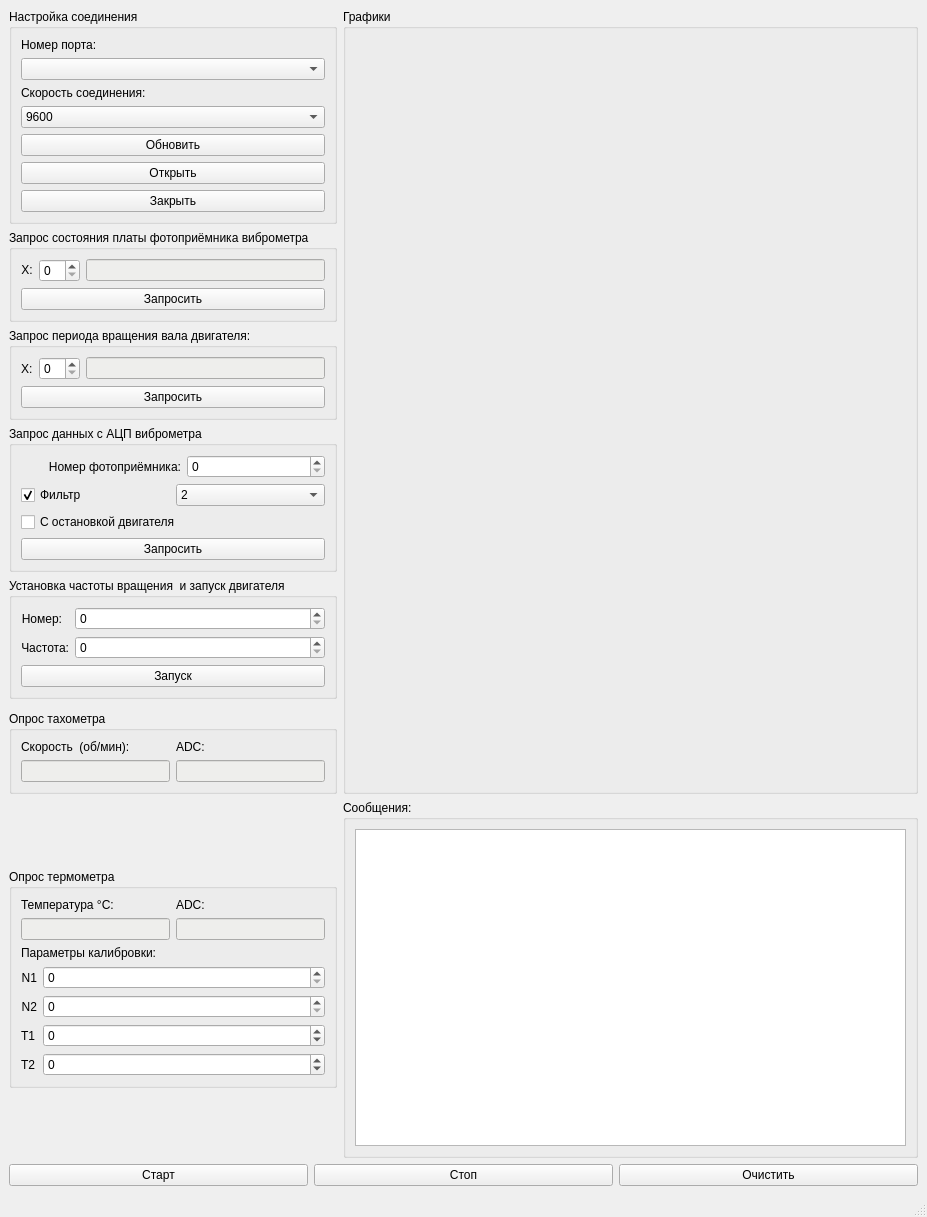
First picture: the form in ui/binwindow.ui, repository krang4d/SerialPY, before the edit.
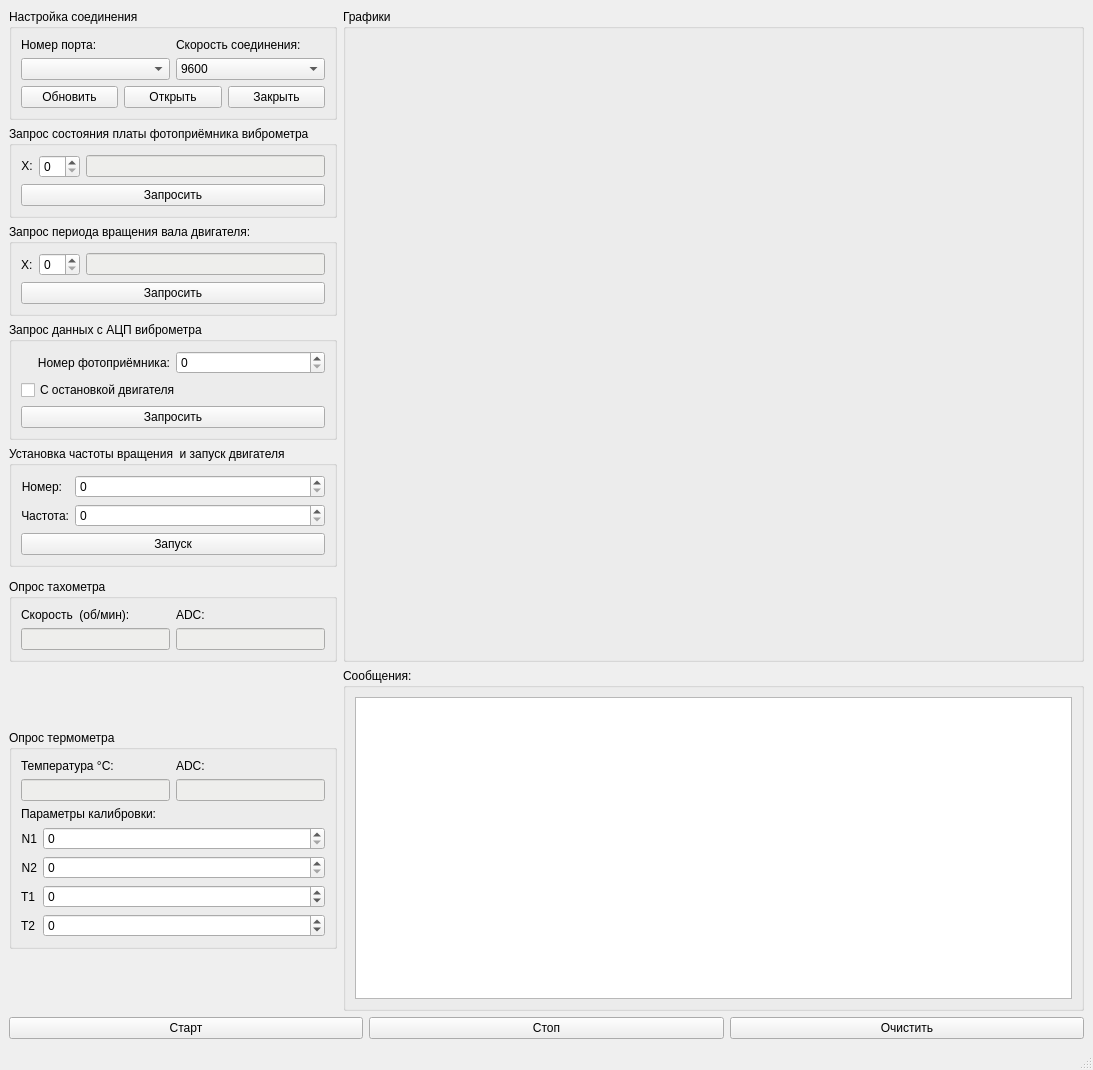
Second picture: the form after the edit.

Patch:
```diff
--- a/ui/binwindow.ui
+++ b/ui/binwindow.ui
@@ -6,8 +6,8 @@
    <rect>
     <x>0</x>
     <y>0</y>
-    <width>927</width>
-    <height>1217</height>
+    <width>1093</width>
+    <height>1070</height>
    </rect>
   </property>
   <property name="windowTitle">
@@ -473,17 +473,13 @@
         <verstretch>0</verstretch>
        </sizepolicy>
       </property>
+      <property name="layoutDirection">
+       <enum>Qt::LeftToRight</enum>
+      </property>
       <property name="title">
        <string>Запрос данных с АЦП виброметра</string>
       </property>
       <layout class="QGridLayout" name="gridLayout_2">
-       <item row="6" column="0" colspan="2">
-        <widget class="QPushButton" name="pushButton_vibro_data">
-         <property name="text">
-          <string>Запросить</string>
-         </property>
-        </widget>
-       </item>
        <item row="0" column="0">
         <widget class="QLabel" name="label_vibro_n">
          <property name="text">
@@ -494,10 +490,10 @@
          </property>
         </widget>
        </item>
-       <item row="4" column="0">
-        <widget class="QCheckBox" name="checkBox_vibro_data_stop">
+       <item row="5" column="0" colspan="2">
+        <widget class="QPushButton" name="pushButton_vibro_data">
          <property name="text">
-          <string>С остановкой двигателя</string>
+          <string>Запросить</string>
          </property>
         </widget>
        </item>
@@ -509,53 +505,14 @@
         </widget>
        </item>
        <item row="3" column="0" colspan="2">
-        <layout class="QHBoxLayout" name="_6">
-         <item>
-          <widget class="QCheckBox" name="checkBox_filter">
-           <property name="text">
-            <string>Фильтр</string>
-           </property>
-           <property name="checked">
-            <bool>true</bool>
-           </property>
-          </widget>
-         </item>
-         <item>
-          <widget class="QComboBox" name="comboBox_filter">
-           <property name="sizePolicy">
-            <sizepolicy hsizetype="Preferred" vsizetype="Fixed">
-             <horstretch>0</horstretch>
-             <verstretch>0</verstretch>
-            </sizepolicy>
-           </property>
-           <item>
+        <widget class="QCheckBox" name="checkBox_vibro_data_stop">
+         <property name="layoutDirection">
+          <enum>Qt::LeftToRight</enum>
+         </property>
             <property name="text">
-             <string>2</string>
-            </property>
-           </item>
-           <item>
-            <property name="text">
-             <string>4</string>
-            </property>
-           </item>
-           <item>
-            <property name="text">
-             <string>6</string>
-            </property>
-           </item>
-           <item>
-            <property name="text">
-             <string>8</string>
-            </property>
-           </item>
-           <item>
-            <property name="text">
-             <string>16</string>
-            </property>
-           </item>
-          </widget>
-         </item>
-        </layout>
+          <string>С остановкой двигателя</string>
+         </property>
+        </widget>
        </item>
       </layout>
      </widget>
@@ -638,6 +595,8 @@
       </property>
       <layout class="QVBoxLayout" name="verticalLayout_3">
        <item>
+        <layout class="QGridLayout" name="gridLayout_3">
+         <item row="0" column="0">
         <widget class="QLabel" name="portLabel">
          <property name="text">
           <string>Номер порта:</string>
@@ -648,12 +607,9 @@
          <property name="margin">
           <number>1</number>
          </property>
-         <property name="buddy">
-          <cstring>portCBox</cstring>
-         </property>
-        </widget>
-       </item>
-       <item>
+          </widget>
+         </item>
+         <item row="1" column="0">
         <widget class="QComboBox" name="portCBox">
          <property name="sizePolicy">
           <sizepolicy hsizetype="Minimum" vsizetype="Fixed">
@@ -669,23 +625,7 @@
          </property>
         </widget>
        </item>
-       <item>
-        <widget class="QLabel" name="speedLabel">
-         <property name="text">
-          <string>Скорость соединения:</string>
-         </property>
-         <property name="alignment">
-          <set>Qt::AlignLeading|Qt::AlignLeft|Qt::AlignVCenter</set>
-         </property>
-         <property name="margin">
-          <number>1</number>
-         </property>
-         <property name="buddy">
-          <cstring>speedCBox</cstring>
-         </property>
-        </widget>
-       </item>
-       <item>
+         <item row="1" column="1">
         <widget class="QComboBox" name="speedCBox">
          <property name="sizePolicy">
           <sizepolicy hsizetype="Minimum" vsizetype="Fixed">
@@ -720,6 +660,23 @@
          </item>
         </widget>
        </item>
+         <item row="0" column="1">
+          <widget class="QLabel" name="speedLabel">
+           <property name="text">
+            <string>Скорость соединения:</string>
+           </property>
+           <property name="alignment">
+            <set>Qt::AlignLeading|Qt::AlignLeft|Qt::AlignVCenter</set>
+           </property>
+           <property name="margin">
+            <number>1</number>
+           </property>
+          </widget>
+         </item>
+        </layout>
+       </item>
+       <item>
+        <layout class="QHBoxLayout" name="horizontalLayout_2">
        <item>
         <widget class="QPushButton" name="refButton">
          <property name="text">
@@ -742,6 +699,8 @@
         </widget>
        </item>
       </layout>
+       </item>
+      </layout>
      </widget>
     </item>
    </layout>
```
Left out of the diff: 21 changed lines with no effect on the pictures. Lines whose indentation alone changed are shown as unchanged.
